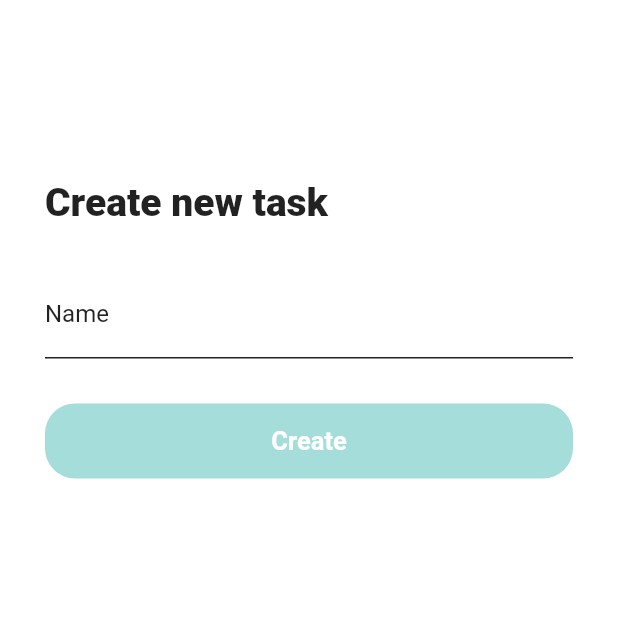
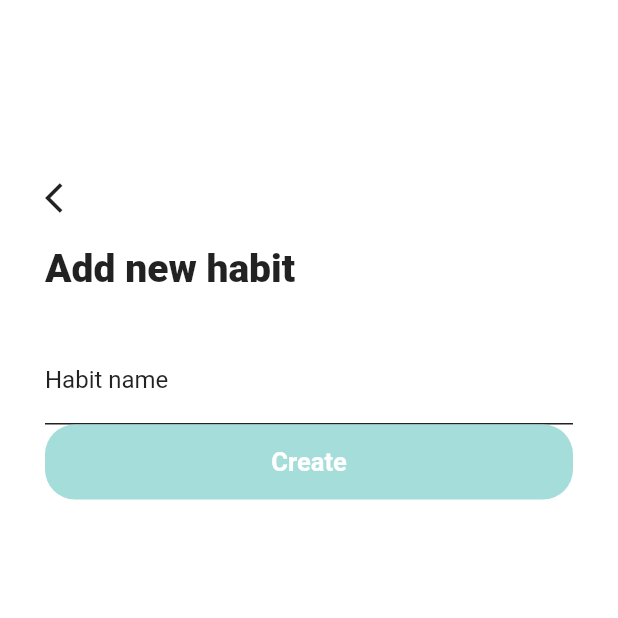
Before and after one commit to onewaycode98/habit_tracker, a Flutter app: the screen it shows after launch, after a tap on the "add" icon, on a phone screen of 412 x 824 dp, the top half of it. Run offline on Flutter 3.47's test engine with Material 2 defaults, Android fonts, the phone set to English and light mode, and no system bars.

```diff
--- a/habit_tracker/lib/main.dart
+++ b/habit_tracker/lib/main.dart
@@ -1,5 +1,6 @@
 import 'package:flutter/material.dart';
 import 'package:flutter/material.dart';
+import 'package:habit_tracker/models/habit_data.dart';
 import 'package:habit_tracker/models/task_data.dart';
 import 'package:provider/provider.dart';
 import 'screens/task_screen.dart';
@@ -7,6 +8,7 @@ import 'screens/task_screen.dart';
 void main() => runApp(MultiProvider(
       providers: [
         ChangeNotifierProvider(create: (context) => TasksData()),
+        ChangeNotifierProvider(create: (context) => HabitsData()),
       ],
       child: MyApp(),
     ));
@@ -15,6 +17,7 @@ class MyApp extends StatelessWidget {
   @override
   Widget build(BuildContext context) {
     return MaterialApp(
+      debugShowCheckedModeBanner: false,
       home: TaskScreen(),
     );
   }
--- /dev/null
+++ b/habit_tracker/lib/models/habit.dart
@@ -0,0 +1,7 @@
+import 'package:flutter/material.dart';
+
+class Habit {
+  String name;
+
+  Habit({@required this.name});
+}
--- /dev/null
+++ b/habit_tracker/lib/models/habit_data.dart
@@ -0,0 +1,16 @@
+import 'package:flutter/material.dart';
+import 'habit.dart';
+
+class HabitsData extends ChangeNotifier {
+  List<Habit> _habits = [];
+
+  List<Habit> get habits {
+    return _habits;
+  }
+
+  void addHabit(String newHabitTitle) {
+    final habit = Habit(name: newHabitTitle);
+    _habits.add(habit);
+    notifyListeners();
+  }
+}
--- a/habit_tracker/lib/models/task.dart
+++ b/habit_tracker/lib/models/task.dart
@@ -4,9 +4,9 @@ class Task {
   String name;
   bool isDone;
 
-  Task({@required this.name, this.isDone});
+  Task({this.name, this.isDone = false});
 
-  void ToggleDone() {
+  Function toggleDone() {
     isDone = !isDone;
   }
 }
--- /dev/null
+++ b/habit_tracker/lib/screens/add_habits_screen.dart
@@ -0,0 +1,87 @@
+import 'package:flutter/material.dart';
+import 'package:habit_tracker/style.dart';
+import 'package:habit_tracker/models/habit.dart';
+import 'package:habit_tracker/models/habit_data.dart';
+import 'package:provider/provider.dart';
+
+import '../colors.dart';
+
+class AddHabitsScreen extends StatefulWidget {
+  @override
+  _AddHabitsScreenState createState() => _AddHabitsScreenState();
+}
+
+class _AddHabitsScreenState extends State<AddHabitsScreen> {
+  TextEditingController _newHabitTitle = TextEditingController();
+  final _formKey = GlobalKey<FormState>();
+
+  @override
+  Widget build(BuildContext context) {
+    return Scaffold(
+      backgroundColor: Colors.white,
+      body: Padding(
+        padding: const EdgeInsets.only(top: 120.0, left: 30.0, right: 30.0),
+        child: Column(
+            crossAxisAlignment: CrossAxisAlignment.start,
+            children: <Widget>[
+              GestureDetector(
+                  onTap: () {
+                    Navigator.pop(context);
+                  },
+                  child: Icon(Icons.arrow_back_ios)),
+              SizedBox(height: 20.0),
+              Text(
+                'Add new habit',
+                style: kHeaderTextStyle,
+              ),
+              SizedBox(height: 30.0),
+              Form(
+                key: _formKey,
+                child: TextFormField(
+                  validator: (value) {
+                    if (value.isEmpty) {
+                      return 'Please enter name habit';
+                    }
+                    return null;
+                  },
+                  controller: _newHabitTitle,
+                  cursorColor: kFirstGreenColor,
+                  decoration: InputDecoration(
+                      enabledBorder: UnderlineInputBorder(
+                        borderSide: BorderSide(color: Colors.black87),
+                      ),
+                      focusedBorder: UnderlineInputBorder(
+                          borderSide: BorderSide(color: Colors.black87)),
+                      labelText: 'Habit name',
+                      labelStyle: TextStyle(color: Colors.black87)),
+                ),
+              ),
+              InkWell(
+                highlightColor: Colors.transparent,
+                splashColor: Colors.white,
+                onTap: () {
+                  if (_formKey.currentState.validate()) {
+                    Provider.of<HabitsData>(context, listen: false)
+                        .addHabit(_newHabitTitle.text);
+                    Navigator.pop(context);
+                  }
+                },
+                child: Container(
+                  width: double.infinity,
+                  height: 50.0,
+                  decoration: BoxDecoration(
+                      color: kFirstGreenColor,
+                      borderRadius: BorderRadius.circular(20.0)),
+                  child: Center(
+                    child: Text(
+                      'Create',
+                      style: kButtonTextStyle,
+                    ),
+                  ),
+                ),
+              ),
+            ]),
+      ),
+    );
+  }
+}
--- a/habit_tracker/lib/screens/task_screen.dart
+++ b/habit_tracker/lib/screens/task_screen.dart
@@ -1,6 +1,8 @@
 import 'package:flutter/material.dart';
+import 'package:habit_tracker/screens/add_habits_screen.dart';
 import 'package:habit_tracker/screens/add_task_screen.dart';
 import 'package:habit_tracker/style.dart';
+import 'package:habit_tracker/widgets/habits_list.dart';
 import 'package:habit_tracker/widgets/task_list.dart';
 import 'add_task_screen.dart';
 import 'package:habit_tracker/colors.dart';
@@ -10,12 +12,38 @@ class TaskScreen extends StatelessWidget {
   Widget build(BuildContext context) {
     return Scaffold(
       body: Padding(
-        padding: const EdgeInsets.only(top: 120.0, left: 30.0, right: 30.0),
+        padding: const EdgeInsets.only(top: 100.0, left: 30.0, bottom: 30.0),
         child: Column(
           crossAxisAlignment: CrossAxisAlignment.start,
           children: <Widget>[
-            Text('Today\'s tasks', style: kHeaderTextStyle),
-            Expanded(child: TaskList())
+            Flexible(
+                flex: 1,
+                child: Row(
+                  children: <Widget>[
+                    Text('My habits', style: kHeaderTextStyle),
+                    RawMaterialButton(
+                      materialTapTargetSize: MaterialTapTargetSize.shrinkWrap,
+                      onPressed: () {
+                        Navigator.push(
+                            context,
+                            MaterialPageRoute(
+                                builder: (context) => AddHabitsScreen()));
+                      },
+                      fillColor: kFirstGreenColor,
+                      shape: CircleBorder(),
+                      child: Icon(
+                        Icons.add,
+                        size: 20.0,
+                        color: Colors.white,
+                      ),
+                    ),
+                  ],
+                )),
+            Flexible(flex: 3, child: HabitsList()),
+            Flexible(
+                flex: 1,
+                child: Text('Today\'s tasks', style: kHeaderTextStyle)),
+            Flexible(flex: 4, child: TaskList()),
           ],
         ),
       ),
```
Also changed, not shown: habit_tracker/lib/models/task_data.dart (+27 -1 lines), habit_tracker/lib/screens/add_task_screen.dart (+8 -0 lines), habit_tracker/lib/widgets/habits_list.dart (added, +45 -0 lines), habit_tracker/lib/widgets/task_list.dart (+16 -2 lines), habit_tracker/lib/widgets/task_tile.dart (+11 -23 lines).
